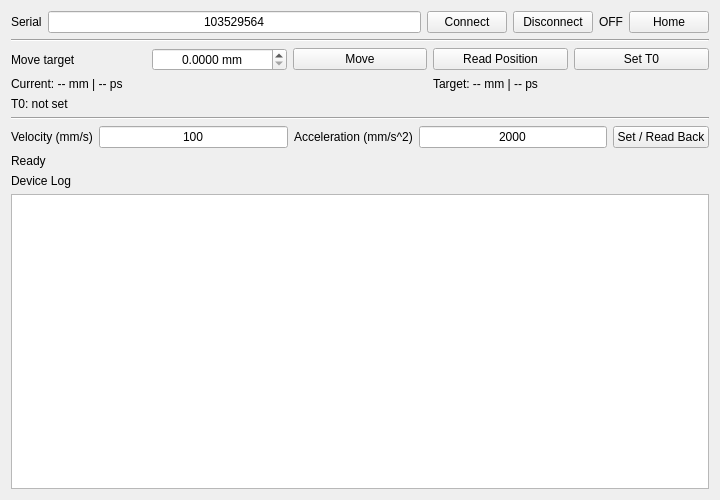
lictailer/zmeter, file BBD30X/bbd30x.ui: the form before one commit.
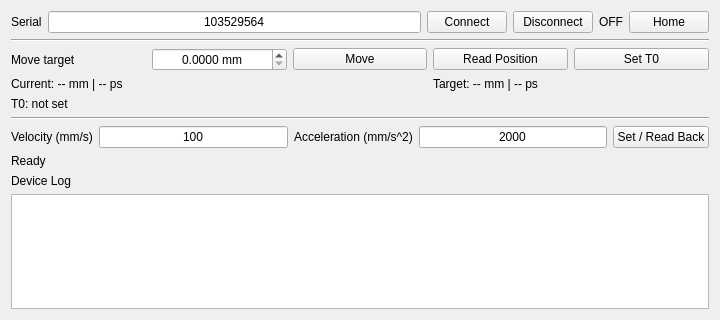
The form after the commit.

The edit to the form file:
```diff
--- a/BBD30X/bbd30x.ui
+++ b/BBD30X/bbd30x.ui
@@ -7,7 +7,7 @@
     <x>0</x>
     <y>0</y>
     <width>720</width>
-    <height>500</height>
+    <height>320</height>
    </rect>
   </property>
   <property name="windowTitle">
@@ -151,9 +151,6 @@
    </item>
    <item>
     <widget class="QPlainTextEdit" name="log_textEdit">
-     <property name="minimumSize">
-      <size><width>0</width><height>200</height></size>
-     </property>
      <property name="readOnly"><bool>true</bool></property>
     </widget>
    </item>
```
Lines whose indentation alone changed are shown as unchanged.
